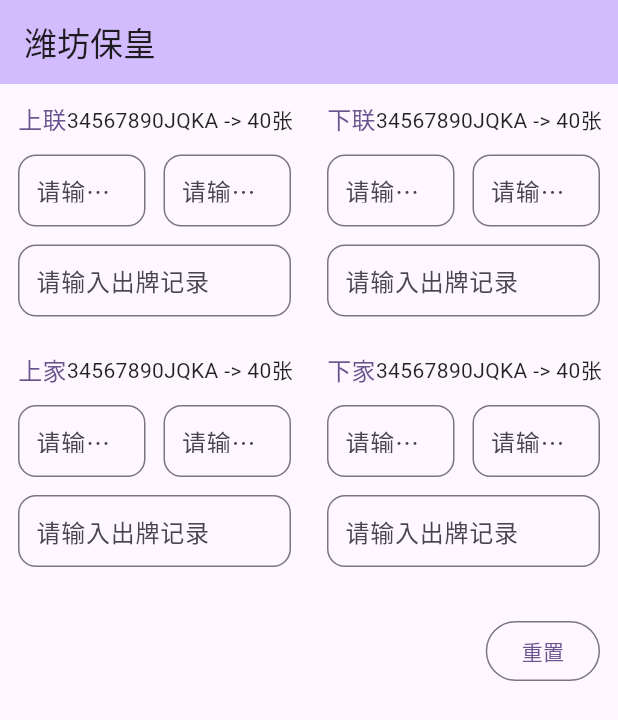
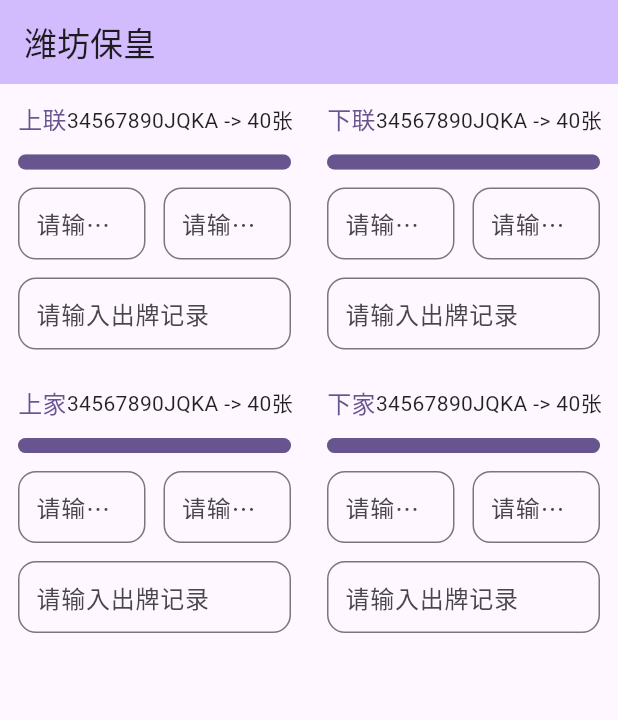
Before and after one commit to StationChnqoo/chnqoo-duole-desktop, a Flutter app: the screen it shows after launch, on a phone screen of 412 x 824 dp. Shown: the top 720 px of the screen. Run offline on Flutter 3.47's test engine with Material 3 defaults, Android fonts, the light colour scheme and no system bars; drawn by our look-alikes of percent_indicator.

Commit message:
🚧 完成潍坊保皇记牌逻辑 ...

```diff
--- a/lib/constants/player.dart
+++ b/lib/constants/player.dart
@@ -2,15 +2,12 @@ class Player {
   int id;
   String name;
   int sum;
-  String outCards;
-  String inCards;
-  String uselessCards;
+  List<String> cards;
 
-  Player(
-      {required this.id,
-      required this.name,
-      required this.sum,
-      required this.outCards,
-      required this.inCards,
-      required this.uselessCards});
+  Player({
+    required this.id,
+    required this.name,
+    required this.sum,
+    required this.cards, // [进贡、吃贡、出牌]
+  });
 }
--- a/lib/pages/wfbh/index.dart
+++ b/lib/pages/wfbh/index.dart
@@ -16,12 +16,11 @@ class _WfbhPageState extends State<WfbhPage> {
   List<Player> buildPlayers() => List.generate(
       names.length,
       (index) => Player(
-          id: index,
-          name: names[index],
-          sum: 0,
-          outCards: '',
-          inCards: '',
-          uselessCards: ''));
+            id: index,
+            name: names[index],
+            sum: 0,
+            cards: List.generate(3, (index) => ''),
+          ));
   List<Player> players = [];
 
   @override
@@ -30,6 +29,14 @@ class _WfbhPageState extends State<WfbhPage> {
     super.initState();
     players = [...buildPlayers()];
     setState(() {});
+  }
+
+  onChange(int i, int j, String value) {
+    var _players = [...players];
+    _players[i].cards[j] = value;
+    setState(() {
+      players = _players;
+    });
   }
 
   @override
@@ -53,11 +60,19 @@ class _WfbhPageState extends State<WfbhPage> {
                         children: [
                           PlayerWidget(
                             player: players[0],
+                            onChange: (j, value) {
+                              onChange(0, j, value);
+                            },
                           ),
                           SizedBox(
                             width: 24,
                           ),
-                          PlayerWidget(player: players[1])
+                          PlayerWidget(
+                            player: players[1],
+                            onChange: (j, value) {
+                              onChange(1, j, value);
+                            },
+                          )
                         ],
                       ),
                       SizedBox(
@@ -67,29 +82,23 @@ class _WfbhPageState extends State<WfbhPage> {
                         children: [
                           PlayerWidget(
                             player: players[2],
+                            onChange: (j, value) {
+                              onChange(2, j, value);
+                            },
                           ),
                           SizedBox(
                             width: 24,
                           ),
-                          PlayerWidget(player: players[3])
+                          PlayerWidget(
+                            player: players[3],
+                            onChange: (j, value) {
+                              onChange(3, j, value);
+                            },
+                          ),
                         ],
                       )
                     ],
                   ),
-                  SizedBox(
-                    height: 32,
-                  ),
-                  Row(
-                    children: [
-                      Container(),
-                      Row(
-                        children: [
-                          OutlinedButton(onPressed: () {}, child: Text('重置'))
-                        ],
-                      )
-                    ],
-                    mainAxisAlignment: MainAxisAlignment.spaceBetween,
-                  )
                 ],
               ),
       ),
--- a/lib/widgets/edit_text.dart
+++ b/lib/widgets/edit_text.dart
@@ -3,23 +3,30 @@ import 'package:flutter/material.dart';
 class EditText extends StatefulWidget {
   final String hintText;
   final String labelText;
+  final onChange;
 
-  EditText({required this.hintText, required this.labelText});
+  EditText(
+      {required this.hintText,
+      required this.labelText,
+      required this.onChange});
 
   @override
   State<StatefulWidget> createState() {
     // TODO: implement createState
-    return _EditTextState();
+    return EditTextState();
   }
 }
 
-class _EditTextState extends State<EditText> {
+class EditTextState extends State<EditText> {
+
   @override
   Widget build(BuildContext context) {
     // TODO: implement build
     return Flexible(
       flex: 1,
       child: TextField(
+        // controller: controller,
+        onChanged: widget.onChange,
         decoration: InputDecoration(
             contentPadding: EdgeInsets.symmetric(vertical: 1, horizontal: 8),
             hintText: widget.hintText,
--- a/lib/widgets/player.dart
+++ b/lib/widgets/player.dart
@@ -1,25 +1,46 @@
 import 'package:duole/constants/player.dart';
 import 'package:duole/widgets/edit_text.dart';
 import 'package:flutter/material.dart';
+import 'package:percent_indicator/linear_percent_indicator.dart';
 
 class PlayerWidget extends StatefulWidget {
   Player player;
+  final onChange;
 
-  PlayerWidget({required this.player});
+  PlayerWidget({required this.player, required this.onChange});
 
   @override
-  State<StatefulWidget> createState() => _PlayerWidgetState();
+  State<StatefulWidget> createState() => PlayerWidgetState();
 }
 
-class _PlayerWidgetState extends State<PlayerWidget> {
+class PlayerWidgetState extends State<PlayerWidget> {
   String findUsefulCards() {
-    List<String> cards = '34567890JQKA'.split('');
-    widget.player.uselessCards.characters.map((e) {
-      if (cards.contains(e.toUpperCase())) {
-        cards.remove(e);
+    String result = '';
+    String abcd = '34567890JQKA';
+
+    for (int i = 0; i < abcd.length; i++) {
+      if (widget.player.cards[2].toUpperCase().contains(abcd[i])) {
+        // 出过了就不管了
+      } else {
+        result += abcd[i];
       }
-    });
-    return cards.join('');
+    }
+    return result;
+  }
+
+  int calcUselessCards() =>
+      40 -
+      widget.player.cards[0].length -
+      widget.player.cards[2].length +
+      widget.player.cards[1].length;
+
+  double calcUselesPercent() {
+    double result = calcUselessCards() / 40;
+    return result < 0
+        ? 0
+        : result > 1
+            ? 1
+            : result;
   }
 
   @override
@@ -44,7 +65,7 @@ class _PlayerWidgetState extends State<PlayerWidget> {
                           color: Theme.of(context).primaryColor),
                     ),
                     Text(
-                      '${findUsefulCards()} -> ${40 - widget.player.uselessCards.length - widget.player.outCards.length + widget.player.inCards.length}张',
+                      '${findUsefulCards()} -> ${calcUselessCards()}张',
                       style: TextStyle(fontSize: 14, color: Colors.black87),
                     )
                   ],
@@ -52,21 +73,53 @@ class _PlayerWidgetState extends State<PlayerWidget> {
                 SizedBox(
                   height: 12,
                 ),
+                LinearPercentIndicator(
+                  // width: double.infinity,
+                  padding: EdgeInsets.zero,
+                  // lineHeight: 8.0,
+                  percent: calcUselesPercent(),
+                  lineHeight: 10,
+                  barRadius: Radius.circular(5),
+                  progressColor: Theme.of(context).primaryColor,
+                ),
+                SizedBox(
+                  height: 12,
+                ),
                 Row(
                   // mainAxisSize: MainAxisSize.max,
                   children: [
-                    EditText(hintText: '进贡', labelText: '请输入进贡'),
+                    EditText(
+                      hintText: '进贡',
+                      labelText: '请输入进贡',
+                      onChange: (value) {
+                        widget.onChange(0, value);
+                      },
+                    ),
                     SizedBox(
                       width: 12,
                     ),
-                    EditText(hintText: '吃贡', labelText: '请输入吃贡')
+                    EditText(
+                      hintText: '吃贡',
+                      labelText: '请输入吃贡',
+                      onChange: (value) {
+                        widget.onChange(1, value);
+                      },
+                    )
                   ],
                 ),
                 SizedBox(
                   height: 12,
                 ),
                 Row(
-                  children: [EditText(hintText: '记录', labelText: '请输入出牌记录')],
+                  children: [
+                    EditText(
+                      hintText: '记录',
+                      labelText: '请输入出牌记录',
+                      onChange: (value) {
+                        widget.onChange(2, value);
+                      },
+                    )
+                  ],
                 ),
               ],
             )));
--- a/pubspec.yaml
+++ b/pubspec.yaml
@@ -35,6 +35,7 @@ dependencies:
   # The following adds the Cupertino Icons font to your application.
   # Use with the CupertinoIcons class for iOS style icons.
   cupertino_icons: ^1.0.6
+  percent_indicator: ^4.2.3
 
 dev_dependencies:
   flutter_test:
```
Also changed, not shown: pubspec.lock.
